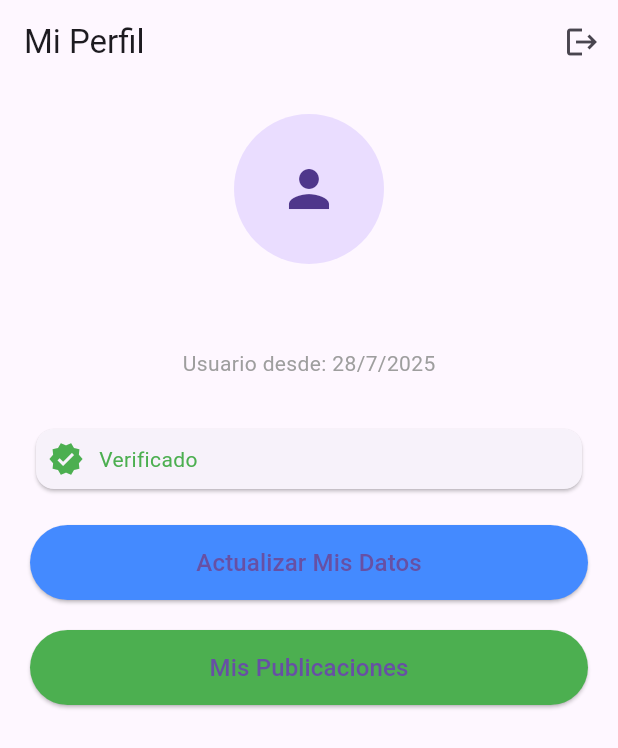
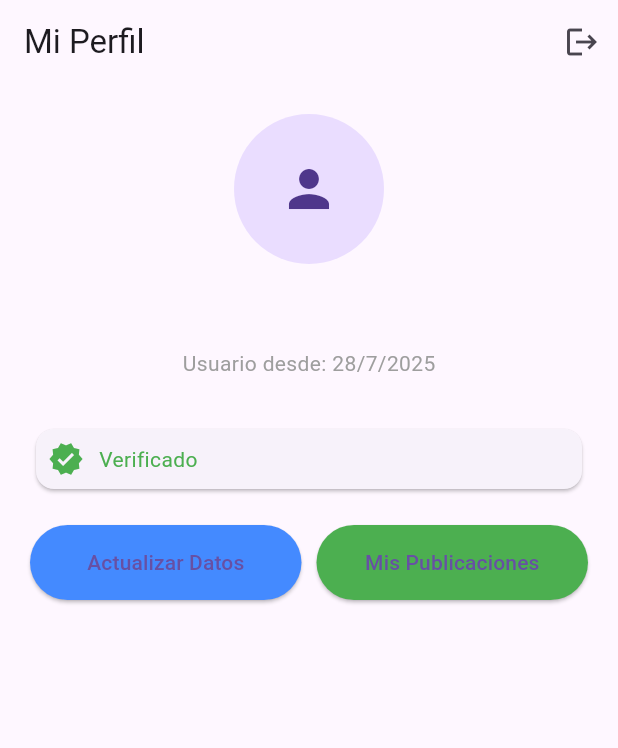
Before and after one commit to BederCC/liz-app, a Flutter app: the screen it shows once a user with an empty profile is signed in, on a phone screen of 412 x 824 dp. Shown: the top 748 px of the screen. Run offline on Flutter 3.47's test engine with Material 3 defaults, Android fonts, the phone set to English and light mode, and no system bars; our stand-ins replace cloud_firestore, firebase_auth, firebase_core; accounts and stored records are empty.

Commit message:
botones en row

```diff
--- a/lib/main.dart
+++ b/lib/main.dart
@@ -475,33 +475,37 @@ class ProfilePage extends StatelessWidget {
             ),
             const SizedBox(height: 20),
             // Botón para actualizar datos
-            ElevatedButton(
+            Row(
+              children: [
+                Expanded(
+                  child: ElevatedButton(
                     onPressed: () {
                       Navigator.pushNamed(context, '/perfil');
                     },
                     style: ElevatedButton.styleFrom(
-                minimumSize: const Size(double.infinity, 50),
+                      minimumSize: const Size(
+                        0,
+                        50,
+                      ), // Alto fijo, ancho flexible
                       backgroundColor: Colors.blueAccent,
                     ),
-              child: const Text(
-                'Actualizar Mis Datos',
-                style: TextStyle(fontSize: 16),
+                    child: const Text('Actualizar Datos'),
                   ),
                 ),
-            const SizedBox(height: 20),
-            // Nuevo botón para publicaciones
-            ElevatedButton(
+                const SizedBox(width: 10),
+                Expanded(
+                  child: ElevatedButton(
                     onPressed: () {
                       Navigator.pushNamed(context, '/publicaciones');
                     },
                     style: ElevatedButton.styleFrom(
-                minimumSize: const Size(double.infinity, 50),
+                      minimumSize: const Size(0, 50),
                       backgroundColor: Colors.green,
                     ),
-              child: const Text(
-                'Mis Publicaciones',
-                style: TextStyle(fontSize: 16),
+                    child: const Text('Mis Publicaciones'),
                   ),
+                ),
+              ],
             ),
 
             const SizedBox(height: 20),
```
Lines whose indentation alone changed are shown as unchanged.
